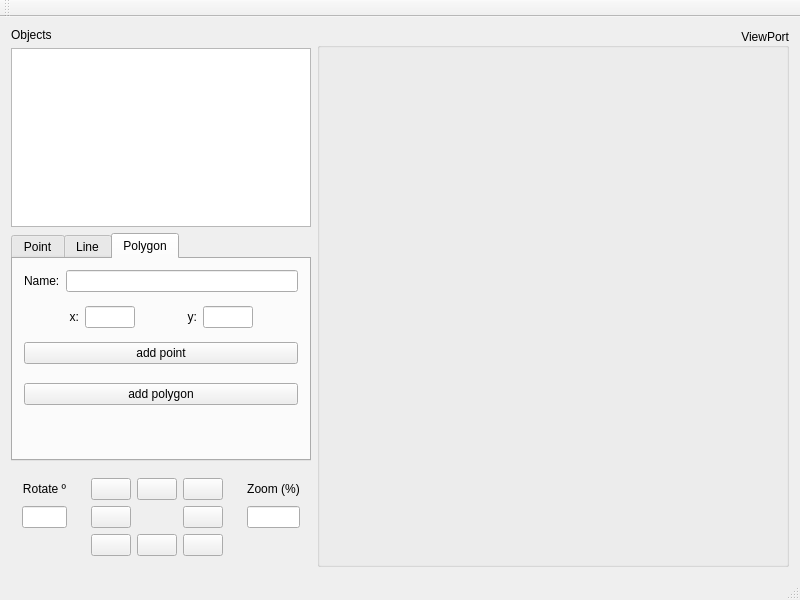
Qt form src/gui/ui_files/mainwindow.ui (w2srobinho/sgi-project) before a commit.
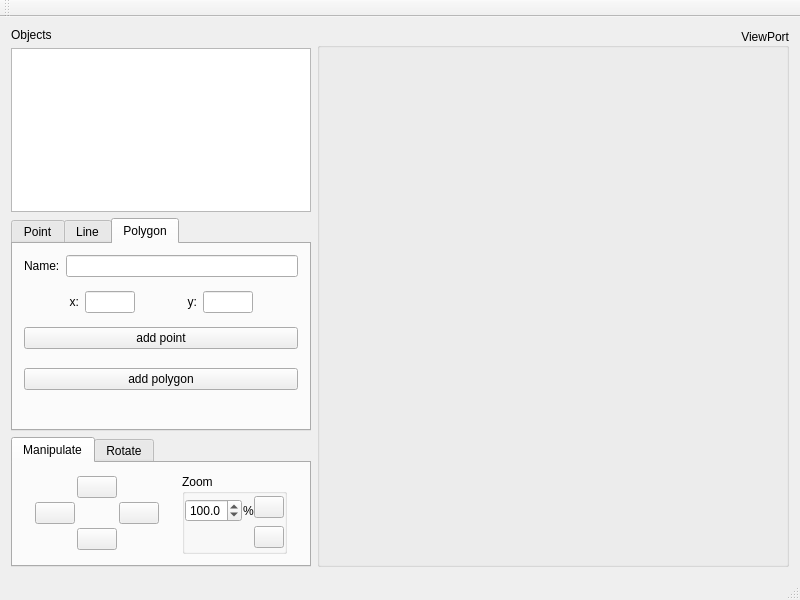
The same form after that commit. Icons and pictures are not drawn.

Diff of the .ui file:
```diff
--- a/src/gui/ui_files/mainwindow.ui
+++ b/src/gui/ui_files/mainwindow.ui
@@ -736,22 +736,47 @@
        </widget>
       </item>
       <item>
-       <widget class="QWidget" name="widget" native="true">
+       <widget class="QTabWidget" name="tabWidget_2">
         <property name="minimumSize">
          <size>
           <width>250</width>
-          <height>100</height>
+          <height>130</height>
          </size>
         </property>
         <property name="maximumSize">
          <size>
           <width>300</width>
-          <height>100</height>
+          <height>130</height>
          </size>
         </property>
-        <layout class="QGridLayout" name="gridLayout">
-         <item row="1" column="2">
-          <widget class="QPushButton" name="leftButton">
+        <property name="currentIndex">
+         <number>0</number>
+        </property>
+        <widget class="QWidget" name="tab">
+         <attribute name="title">
+          <string>Manipulate</string>
+         </attribute>
+         <layout class="QHBoxLayout" name="horizontalLayout_11">
+          <item>
+           <spacer name="horizontalSpacer">
+            <property name="orientation">
+             <enum>Qt::Horizontal</enum>
+            </property>
+            <property name="sizeHint" stdset="0">
+             <size>
+              <width>40</width>
+              <height>20</height>
+             </size>
+            </property>
+           </spacer>
+          </item>
+          <item>
+           <layout class="QGridLayout" name="gridLayout_2">
+            <property name="spacing">
+             <number>2</number>
+            </property>
+            <item row="0" column="1">
+             <widget class="QPushButton" name="upButton">
            <property name="text">
             <string/>
            </property>
@@ -767,7 +792,7 @@
            </property>
           </widget>
          </item>
-         <item row="1" column="4">
+            <item row="2" column="2">
           <widget class="QPushButton" name="rightButton">
            <property name="text">
             <string/>
@@ -784,8 +809,229 @@
            </property>
           </widget>
          </item>
-         <item row="0" column="2">
+            <item row="5" column="1">
+             <widget class="QPushButton" name="downButton">
+              <property name="text">
+               <string/>
+              </property>
+              <property name="icon">
+               <iconset resource="../../app/images.qrc">
+                <normaloff>:/resources/navigate_down_24.png</normaloff>:/resources/navigate_down_24.png</iconset>
+              </property>
+              <property name="iconSize">
+               <size>
+                <width>24</width>
+                <height>24</height>
+               </size>
+              </property>
+             </widget>
+            </item>
+            <item row="2" column="0">
+             <widget class="QPushButton" name="leftButton">
+              <property name="text">
+               <string/>
+              </property>
+              <property name="icon">
+               <iconset resource="../../app/images.qrc">
+                <normaloff>:/resources/navigate_left_24.png</normaloff>:/resources/navigate_left_24.png</iconset>
+              </property>
+              <property name="iconSize">
+               <size>
+                <width>24</width>
+                <height>24</height>
+               </size>
+              </property>
+             </widget>
+            </item>
+           </layout>
+          </item>
+          <item>
+           <spacer name="horizontalSpacer_17">
+            <property name="orientation">
+             <enum>Qt::Horizontal</enum>
+            </property>
+            <property name="sizeHint" stdset="0">
+             <size>
+              <width>45</width>
+              <height>20</height>
+             </size>
+            </property>
+           </spacer>
+          </item>
+          <item>
+           <widget class="QGroupBox" name="groupBox_4">
+            <property name="title">
+             <string>Zoom</string>
+            </property>
+            <layout class="QHBoxLayout" name="horizontalLayout_9">
+             <property name="spacing">
+              <number>0</number>
+             </property>
+             <property name="leftMargin">
+              <number>0</number>
+             </property>
+             <property name="topMargin">
+              <number>0</number>
+             </property>
+             <property name="rightMargin">
+              <number>0</number>
+             </property>
+             <property name="bottomMargin">
+              <number>0</number>
+             </property>
+             <item>
+              <layout class="QVBoxLayout" name="verticalLayout_18">
+               <item>
+                <layout class="QHBoxLayout" name="horizontalLayout_12">
+                 <property name="spacing">
+                  <number>1</number>
+                 </property>
+                 <property name="leftMargin">
+                  <number>0</number>
+                 </property>
+                 <property name="topMargin">
+                  <number>5</number>
+                 </property>
+                 <item>
+                  <widget class="QDoubleSpinBox" name="doubleSpinBox">
+                   <property name="decimals">
+                    <number>1</number>
+                   </property>
+                   <property name="maximum">
+                    <double>200.000000000000000</double>
+                   </property>
+                   <property name="singleStep">
+                    <double>2.000000000000000</double>
+                   </property>
+                   <property name="value">
+                    <double>100.000000000000000</double>
+                   </property>
+                  </widget>
+                 </item>
+                 <item>
+                  <widget class="QLabel" name="label_15">
+                   <property name="text">
+                    <string>%</string>
+                   </property>
+                  </widget>
+                 </item>
+                </layout>
+               </item>
+               <item>
+                <spacer name="verticalSpacer_3">
+                 <property name="orientation">
+                  <enum>Qt::Vertical</enum>
+                 </property>
+                 <property name="sizeHint" stdset="0">
+                  <size>
+                   <width>20</width>
+                   <height>40</height>
+                  </size>
+                 </property>
+                </spacer>
+               </item>
+              </layout>
+             </item>
+             <item>
+              <layout class="QVBoxLayout" name="verticalLayout_20">
+               <property name="topMargin">
+                <number>0</number>
+               </property>
+               <item>
+                <widget class="QPushButton" name="zoomInButton">
+                 <property name="minimumSize">
+                  <size>
+                   <width>30</width>
+                   <height>20</height>
+                  </size>
+                 </property>
+                 <property name="text">
+                  <string/>
+                 </property>
+                 <property name="icon">
+                  <iconset resource="../../app/images.qrc">
+                   <normaloff>:/resources/zoom_in.png</normaloff>:/resources/zoom_in.png</iconset>
+                 </property>
+                </widget>
+               </item>
+               <item>
+                <widget class="QPushButton" name="zoomOutButton">
+                 <property name="minimumSize">
+                  <size>
+                   <width>30</width>
+                   <height>20</height>
+                  </size>
+                 </property>
+                 <property name="text">
+                  <string/>
+                 </property>
+                 <property name="icon">
+                  <iconset resource="../../app/images.qrc">
+                   <normaloff>:/resources/zoom_out.png</normaloff>:/resources/zoom_out.png</iconset>
+                 </property>
+                </widget>
+               </item>
+              </layout>
+             </item>
+            </layout>
+           </widget>
+          </item>
+          <item>
+           <spacer name="horizontalSpacer_18">
+            <property name="orientation">
+             <enum>Qt::Horizontal</enum>
+            </property>
+            <property name="sizeHint" stdset="0">
+             <size>
+              <width>20</width>
+              <height>20</height>
+             </size>
+            </property>
+           </spacer>
+          </item>
+          <item>
+           <spacer name="horizontalSpacer_12">
+            <property name="orientation">
+             <enum>Qt::Horizontal</enum>
+            </property>
+            <property name="sizeHint" stdset="0">
+             <size>
+              <width>40</width>
+              <height>20</height>
+             </size>
+            </property>
+           </spacer>
+          </item>
+         </layout>
+        </widget>
+        <widget class="QWidget" name="rotateTab">
+         <attribute name="title">
+          <string>Rotate</string>
+         </attribute>
+         <layout class="QHBoxLayout" name="horizontalLayout_15">
+          <item>
+           <spacer name="horizontalSpacer_19">
+            <property name="orientation">
+             <enum>Qt::Horizontal</enum>
+            </property>
+            <property name="sizeHint" stdset="0">
+             <size>
+              <width>40</width>
+              <height>20</height>
+             </size>
+            </property>
+           </spacer>
+          </item>
+          <item>
+           <layout class="QVBoxLayout" name="verticalLayout_19">
+            <item>
           <widget class="QPushButton" name="leftRotateButton">
+              <property name="maximumSize">
+               <size>
+                <width>40</width>
+                <height>16777215</height>
+               </size>
+              </property>
            <property name="text">
             <string/>
            </property>
@@ -801,25 +1047,20 @@
            </property>
           </widget>
          </item>
-         <item row="0" column="3">
-          <widget class="QPushButton" name="upButton">
-           <property name="text">
-            <string/>
-           </property>
-           <property name="icon">
-            <iconset>
-             <normaloff>:/resources/navigate_up_24.png</normaloff>:/resources/navigate_up_24.png</iconset>
-           </property>
-           <property name="iconSize">
-            <size>
-             <width>24</width>
-             <height>24</height>
-            </size>
-           </property>
-          </widget>
-         </item>
-         <item row="3" column="2">
+            <item>
           <widget class="QPushButton" name="rightRotateButton">
+              <property name="minimumSize">
+               <size>
+                <width>0</width>
+                <height>0</height>
+               </size>
+              </property>
+              <property name="maximumSize">
+               <size>
+                <width>40</width>
+                <height>16777215</height>
+               </size>
+              </property>
            <property name="text">
             <string/>
            </property>
@@ -829,113 +1070,135 @@
            </property>
           </widget>
          </item>
-         <item row="0" column="4">
-          <widget class="QPushButton" name="zoomInButton">
-           <property name="text">
-            <string/>
-           </property>
-           <property name="icon">
-            <iconset>
-             <normaloff>:/resources/zoom_in.png</normaloff>:/resources/zoom_in.png</iconset>
-           </property>
-          </widget>
-         </item>
-         <item row="3" column="4">
-          <widget class="QPushButton" name="zoomOutButton">
-           <property name="text">
-            <string/>
-           </property>
-           <property name="icon">
-            <iconset>
-             <normaloff>:/resources/zoom_out.png</normaloff>:/resources/zoom_out.png</iconset>
-           </property>
-          </widget>
-         </item>
-         <item row="3" column="3">
-          <widget class="QPushButton" name="downButton">
-           <property name="text">
-            <string/>
-           </property>
-           <property name="icon">
-            <iconset>
-             <normaloff>:/resources/navigate_down_24.png</normaloff>:/resources/navigate_down_24.png</iconset>
-           </property>
-           <property name="iconSize">
+           </layout>
+          </item>
+          <item>
+           <spacer name="horizontalSpacer_21">
+            <property name="orientation">
+             <enum>Qt::Horizontal</enum>
+            </property>
+            <property name="sizeHint" stdset="0">
+             <size>
+              <width>40</width>
+              <height>20</height>
+             </size>
+            </property>
+           </spacer>
+          </item>
+          <item>
+           <layout class="QVBoxLayout" name="verticalLayout_21">
+            <property name="leftMargin">
+             <number>0</number>
+            </property>
+            <property name="topMargin">
+             <number>10</number>
+            </property>
+            <item>
+             <widget class="QSpinBox" name="spinBox">
+              <property name="maximumSize">
             <size>
-             <width>24</width>
-             <height>24</height>
-            </size>
-           </property>
-          </widget>
-         </item>
-         <item row="0" column="6">
-          <widget class="QLabel" name="label_14">
-           <property name="text">
-            <string>Zoom (%)</string>
-           </property>
-           <property name="alignment">
-            <set>Qt::AlignCenter</set>
-           </property>
-          </widget>
-         </item>
-         <item row="1" column="1">
-          <spacer name="horizontalSpacer">
+                <width>60</width>
+                <height>16777215</height>
+               </size>
+              </property>
+              <property name="maximum">
+               <number>360</number>
+              </property>
+              <property name="singleStep">
+               <number>15</number>
+              </property>
+             </widget>
+            </item>
+            <item>
+             <spacer name="verticalSpacer_5">
+              <property name="orientation">
+               <enum>Qt::Vertical</enum>
+              </property>
+              <property name="sizeHint" stdset="0">
+               <size>
+                <width>20</width>
+                <height>40</height>
+               </size>
+              </property>
+             </spacer>
+            </item>
+           </layout>
+          </item>
+          <item>
+           <spacer name="horizontalSpacer_22">
            <property name="orientation">
             <enum>Qt::Horizontal</enum>
            </property>
            <property name="sizeHint" stdset="0">
             <size>
-             <width>90</width>
+              <width>40</width>
              <height>20</height>
             </size>
            </property>
           </spacer>
          </item>
-         <item row="1" column="6">
-          <widget class="QLineEdit" name="lineEdit_2"/>
-         </item>
+          <item>
+           <layout class="QFormLayout" name="formLayout">
+            <property name="horizontalSpacing">
+             <number>4</number>
+            </property>
+            <property name="verticalSpacing">
+             <number>5</number>
+            </property>
+            <property name="topMargin">
+             <number>5</number>
+            </property>
          <item row="0" column="0">
-          <widget class="QLabel" name="label_13">
-           <property name="text">
-            <string>Rotate º</string>
-           </property>
-           <property name="alignment">
-            <set>Qt::AlignCenter</set>
-           </property>
-          </widget>
+             <layout class="QHBoxLayout" name="horizontalLayout_16"/>
          </item>
          <item row="1" column="0">
-          <widget class="QLineEdit" name="lineEdit"/>
-         </item>
-         <item row="1" column="5">
-          <spacer name="horizontalSpacer_12">
+             <widget class="QRadioButton" name="radioButton">
+              <property name="text">
+               <string>origin</string>
+              </property>
+             </widget>
+            </item>
+            <item row="2" column="0">
+             <widget class="QRadioButton" name="radioButton_2">
+              <property name="text">
+               <string>world</string>
+              </property>
+             </widget>
+            </item>
+            <item row="3" column="0">
+             <widget class="QRadioButton" name="radioButton_3">
+              <property name="text">
+               <string>point</string>
+              </property>
+             </widget>
+            </item>
+            <item row="3" column="1">
+             <widget class="QLineEdit" name="rotateEdit">
+              <property name="maximumSize">
+               <size>
+                <width>60</width>
+                <height>16777215</height>
+               </size>
+              </property>
+             </widget>
+            </item>
+           </layout>
+          </item>
+          <item>
+           <spacer name="horizontalSpacer_20">
            <property name="orientation">
             <enum>Qt::Horizontal</enum>
            </property>
            <property name="sizeHint" stdset="0">
             <size>
-             <width>90</width>
+              <width>40</width>
              <height>20</height>
             </size>
            </property>
           </spacer>
          </item>
         </layout>
-        <zorder>upButton</zorder>
-        <zorder>downButton</zorder>
-        <zorder>leftButton</zorder>
-        <zorder>rightButton</zorder>
-        <zorder>leftRotateButton</zorder>
-        <zorder>rightRotateButton</zorder>
-        <zorder>zoomInButton</zorder>
-        <zorder>zoomOutButton</zorder>
-        <zorder>pointAdded</zorder>
-        <zorder>label_14</zorder>
-        <zorder>label_13</zorder>
-        <zorder>lineEdit_2</zorder>
-        <zorder>lineEdit</zorder>
-        <zorder>horizontalSpacer</zorder>
-        <zorder>horizontalSpacer_12</zorder>
+        </widget>
        </widget>
       </item>
      </layout>
```
Left out of the diff: 33 changed lines with no effect on the pictures. Lines whose indentation alone changed are shown as unchanged.
